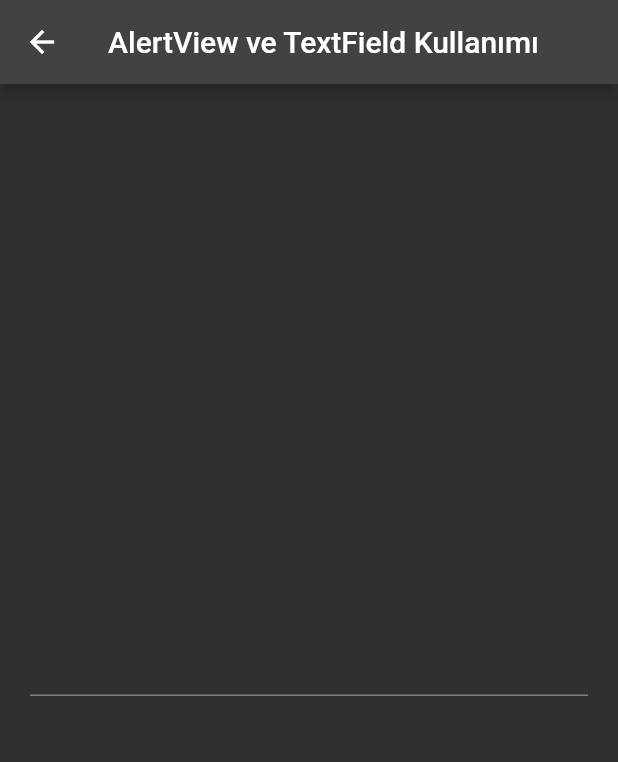
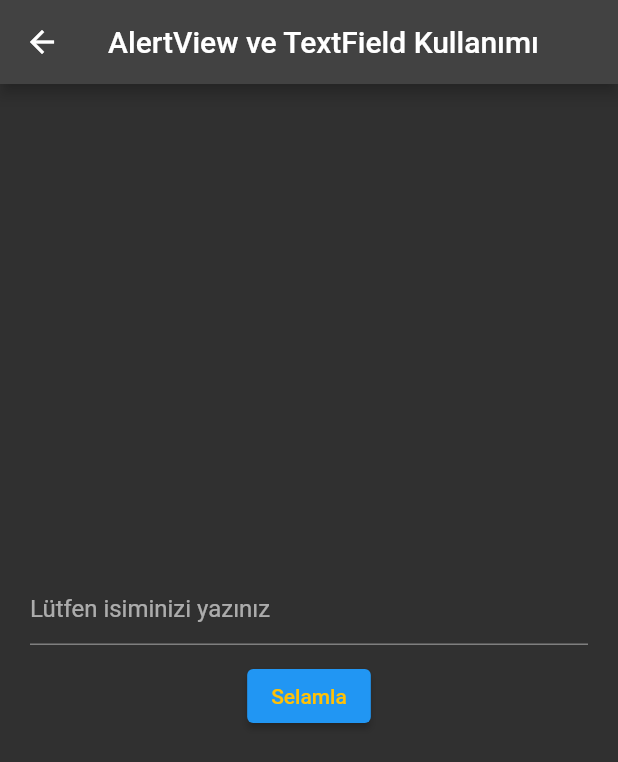
Before and after one commit to erdemgocen44/MABFlutterDersleri, a Flutter app: the AlertVeTextField screen opened directly, on a phone screen of 412 x 824 dp. Shown: the top 762 px of the screen. Run offline on Flutter 3.47's test engine with Material 2 defaults, Android fonts, the phone set to English and light mode, and no system bars; our stand-ins replace fluttertoast; network calls fail.

Commit message:
alert tamam

```diff
--- a/lib/widget/alert_ve_textfield.dart
+++ b/lib/widget/alert_ve_textfield.dart
@@ -14,16 +14,46 @@ class _AlertVeTextFieldState extends State<AlertVeTextField> {
     super.dispose();
   }
 
+  void selamla() {
+    if (generalControl.currentState!.validate()) {
+      showDialog(
+        context: context,
+        barrierDismissible: true,
+        builder: (context) {
+          return AlertDialog(
+            title: Text("Selamlama Metniniz"),
+            content: SingleChildScrollView(
+              child: ListBody(
+                children: <Widget>[
+                  Text("Merhaba ${yaziController.text}"),
+                  const Text("Sizi sistemimiz adına selamlıyorum"),
+                ],
+              ),
+            ),
+            actions: [
+              ElevatedButton(
+                onPressed: () {
+                  Navigator.of(context).pop();
+                },
+                child: const Text("Tamam"),
+              ),
+            ],
+          );
+        },
+      );
+    }
+  }
+
   @override
   Widget build(BuildContext context) {
     return Scaffold(
       appBar: AppBar(
-        title: Text("AlertView ve TextField Kullanımı"),
+        title: const Text("AlertView ve TextField Kullanımı"),
       ),
       body: Form(
         key: generalControl,
         child: Padding(
-          padding: EdgeInsets.all(20),
+          padding: const EdgeInsets.all(20),
           child: Column(
             mainAxisAlignment: MainAxisAlignment.center,
             children: [
@@ -33,7 +63,20 @@ class _AlertVeTextFieldState extends State<AlertVeTextField> {
                     return "Lütfen bu kısmı boş bırakmayın";
                   }
                 },
-              )
+                controller: yaziController,
+                decoration:
+                    InputDecoration(hintText: "Lütfen isiminizi yazınız"),
+              ),
+              Padding(
+                padding: const EdgeInsets.all(10),
+                child: ElevatedButton(
+                  onPressed: selamla,
+                  child: const Text(
+                    "Selamla",
+                    style: TextStyle(color: Colors.amber),
+                  ),
+                ),
+              ),
             ],
           ),
         ),
```
